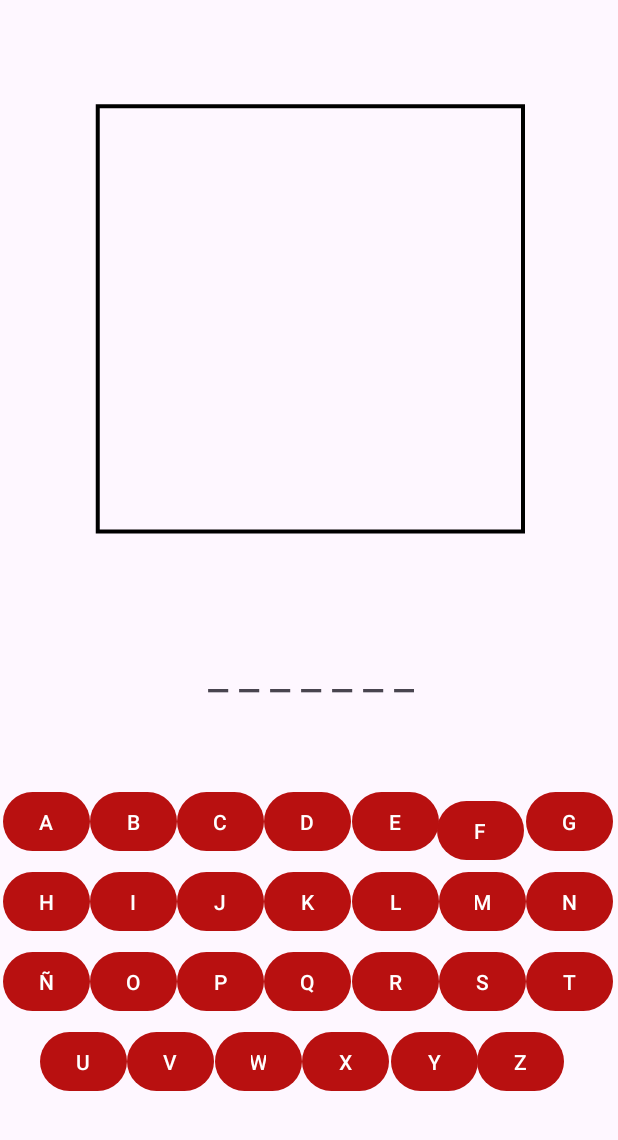
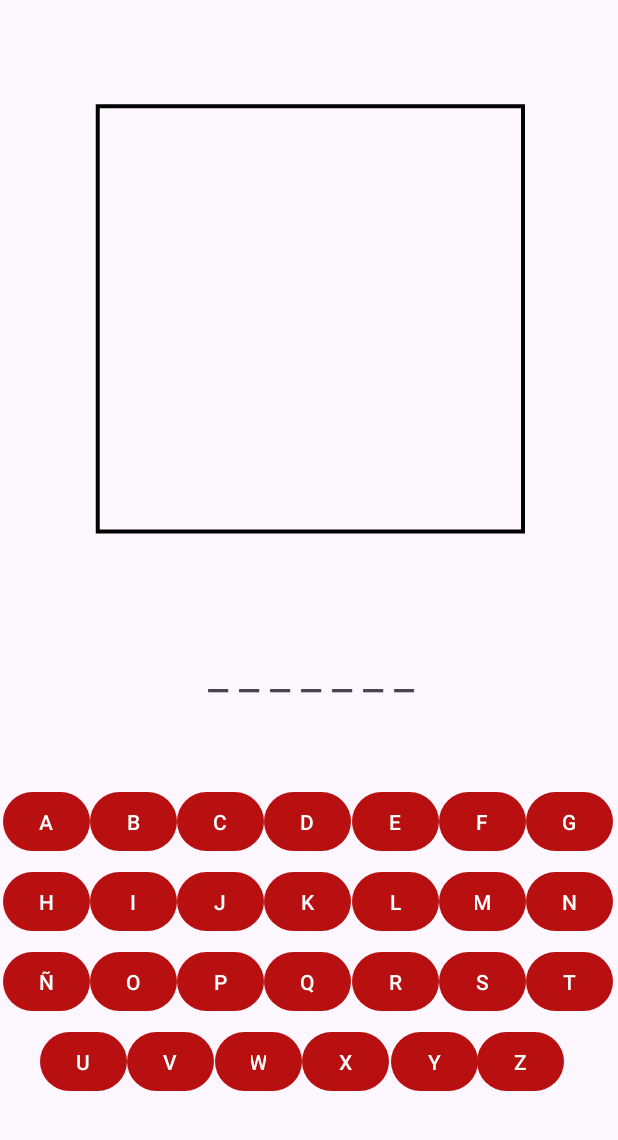
Before and after one commit to IvanLPDM/AA1_Ahorcado_Android, an Android app: the MainActivity screen opened directly, with no data from a screen before it, after a tap on "Nivel", on a phone screen of 412 x 824 dp, the part 96-1236 px from its top. Run offline under Robolectric (Android 15) with nearby library versions, the light colour scheme and no system bars; 2 statements that could not run were skipped.

Commit message:
Change to pc

```diff
--- a/app/src/main/java/com/example/ahorcadogame/MainActivity.kt
+++ b/app/src/main/java/com/example/ahorcadogame/MainActivity.kt
@@ -1,5 +1,6 @@
 package com.example.ahorcadogame
 
+import android.annotation.SuppressLint
 import androidx.appcompat.app.AppCompatActivity
 import android.os.Bundle
 import androidx.appcompat.widget.Toolbar
@@ -9,12 +10,13 @@ import androidx.appcompat.app.AppCompatDelegate
 import android.util.Log
 import android.widget.Button
 import android.content.Intent
-
+import android.widget.ImageButton
 
 class MainActivity : AppCompatActivity() {
 
     var isNight = false;
 
+    @SuppressLint("WrongViewCast")
     override fun onCreate(savedInstanceState: Bundle?) {
         super.onCreate(savedInstanceState)
         setContentView(R.layout.activity_main)
@@ -23,17 +25,22 @@ class MainActivity : AppCompatActivity() {
         setSupportActionBar(toolbar)
 
         //Pasar a gameplay
-        val botonNivel: Button = findViewById(R.id.Nivel_1)
+        val botonNivel_1: ImageButton = findViewById(R.id.nivel_1)
 
-        botonNivel.setOnClickListener {
+        botonNivel_1.setOnClickListener {
+            // Abrir GamePlayActivity
+            val intent = Intent(this, GamePlayActivity::class.java)
+            startActivity(intent)
+        }
+
+        val botonNivel_: Button = findViewById(R.id.nivel_)
+
+        botonNivel_.setOnClickListener {
             // Abrir GamePlayActivity
             val intent = Intent(this, GamePlayActivity::class.java)
             startActivity(intent)
         }
     }
-
-
-
 
     // Sacar el popUp
     override fun onCreateOptionsMenu(menu: Menu?): Boolean {
@@ -64,8 +71,4 @@ class MainActivity : AppCompatActivity() {
             AppCompatDelegate.setDefaultNightMode(AppCompatDelegate.MODE_NIGHT_NO)
         }
     }
-
-
-
-
 }
--- a/app/src/main/res/layout/activity_game_play.xml
+++ b/app/src/main/res/layout/activity_game_play.xml
@@ -240,16 +240,13 @@
         android:id="@+id/buttonF"
         android:layout_width="58dp"
         android:layout_height="47dp"
-        android:layout_marginStart="1dp"
-        android:layout_marginTop="90dp"
-        android:layout_marginEnd="1dp"
         android:text="F"
-        app:layout_constraintBottom_toTopOf="@+id/buttonM"
-        app:layout_constraintEnd_toStartOf="@+id/buttonN"
-        app:layout_constraintHorizontal_bias="1.0"
-        app:layout_constraintStart_toEndOf="@+id/buttonL"
-        app:layout_constraintTop_toBottomOf="@+id/miss"
-        app:layout_constraintVertical_bias="1.0" />
+        app:layout_constraintBottom_toBottomOf="parent"
+        app:layout_constraintEnd_toEndOf="parent"
+        app:layout_constraintHorizontal_bias="0.827"
+        app:layout_constraintStart_toStartOf="parent"
+        app:layout_constraintTop_toTopOf="parent"
+        app:layout_constraintVertical_bias="0.757" />
 
     <Button
         android:id="@+id/buttonQ"
@@ -363,10 +360,10 @@
         android:id="@+id/miss"
         android:layout_width="wrap_content"
         android:layout_height="wrap_content"
-        android:layout_marginStart="62dp"
         android:layout_marginTop="41dp"
         android:layout_marginEnd="62dp"
         android:layout_marginBottom="22dp"
+        android:foregroundGravity="center"
         app:layout_constraintBottom_toTopOf="@+id/wordTextView"
         app:layout_constraintEnd_toEndOf="parent"
         app:layout_constraintHorizontal_bias="1.0"
--- a/app/src/main/res/layout/activity_main.xml
+++ b/app/src/main/res/layout/activity_main.xml
@@ -39,7 +39,7 @@
             tools:ignore="MissingConstraints">
 
             <Button
-                android:id="@+id/Nivel_1"
+                android:id="@+id/nivel_1"
                 android:layout_width="match_parent"
                 android:layout_height="60dp"
                 android:layout_marginStart="40dp"
@@ -47,7 +47,7 @@
                 android:layout_marginEnd="40dp"
                 android:layout_marginBottom="20dp"
                 android:layout_weight="1"
-                android:text="Nivel"
+                android:text="Palabra: Navidad"
                 app:layout_constraintBottom_toBottomOf="parent"
                 app:layout_constraintEnd_toEndOf="parent"
                 app:layout_constraintStart_toStartOf="parent"
--- a/app/src/main/res/menu/menu.xml
+++ b/app/src/main/res/menu/menu.xml
@@ -4,8 +4,6 @@
     <item
         android:title="Day"
         android:id="@+id/setting"
-
-
         />
 
 </menu>
--- a/app/src/main/res/values/strings.xml
+++ b/app/src/main/res/values/strings.xml
@@ -1,3 +1,5 @@
 <resources>
     <string name="app_name">AhorcadoGame</string>
+    <string name="letras_7">Letras: 7</string>
+    <string name="palabra_navidad">Palabra: Navidad</string>
 </resources>
```
Also changed, not shown: app/src/main/res/mipmap-hdpi/dificil.jpg (added), app/src/main/res/mipmap-hdpi/facil.jpg (added), app/src/main/res/mipmap-hdpi/medio.jpg (added).
